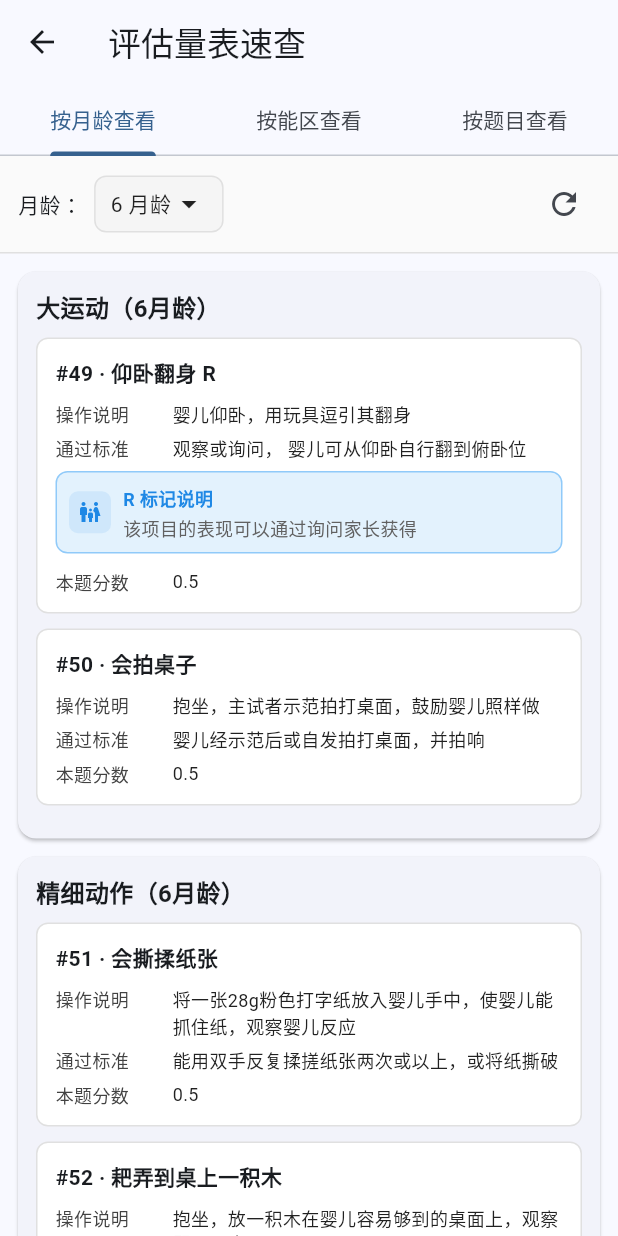
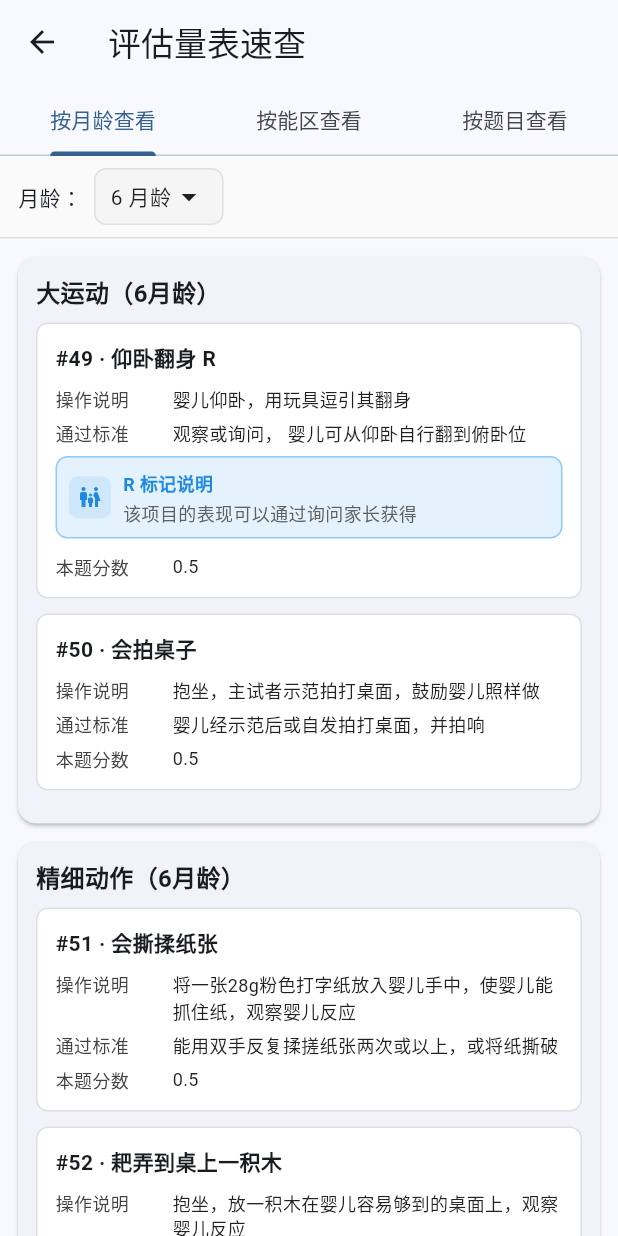
Before and after one commit to vonxq/baby-measure, a Flutter app: the ScaleReferencePage screen opened directly, on a phone screen of 412 x 824 dp. Run offline on Flutter 3.47's test engine with Material 3 defaults, Android fonts, the phone set to English and light mode, and no system bars.

Commit message:
chore(reference): 去掉评估量表速查顶部刷新按钮，简化工具栏

```diff
--- a/child_development_assessment/lib/pages/scale_reference_page.dart
+++ b/child_development_assessment/lib/pages/scale_reference_page.dart
@@ -302,12 +302,6 @@ class _ScaleReferencePageState extends State<ScaleReferencePage>
       child: Row(
         children: [
           left,
-          const Spacer(),
-          IconButton(
-            tooltip: '刷新',
-            icon: const Icon(Icons.refresh),
-            onPressed: _loadData,
-          ),
         ],
       ),
     );
```
